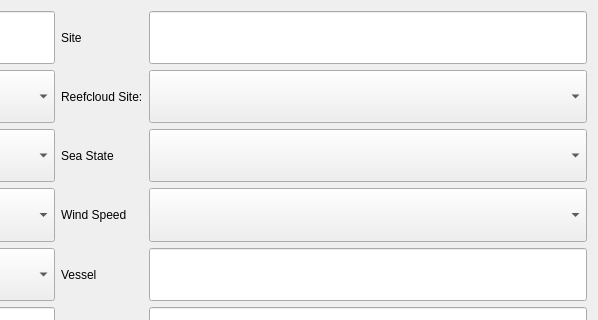
Old version of the form src/resources/sequence_metadata.ui in the repository open-AIMS/reefscan_desktop_data_manager; both pictures show x 496 to 1094 and y 0 to 320 of the 1094 by 606 pixel window.
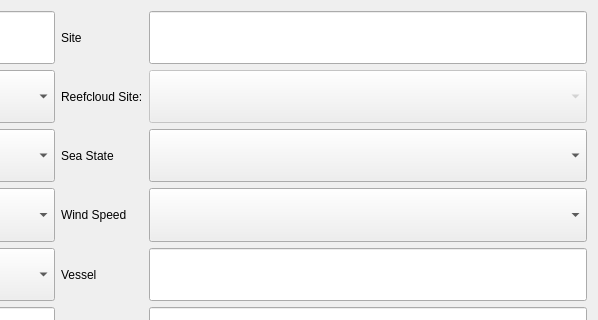
New version of the form.

Commit message: Make reefcloud site options dependant on what reefcloud project is selected

Patch:
```diff
--- a/src/resources/sequence_metadata.ui
+++ b/src/resources/sequence_metadata.ui
@@ -289,6 +289,9 @@
    </item>
    <item row="1" column="5">
     <widget class="QComboBox" name="cb_reefcloud_site">
+     <property name="enabled">
+      <bool>false</bool>
+     </property>
      <property name="sizePolicy">
       <sizepolicy hsizetype="Preferred" vsizetype="Expanding">
        <horstretch>0</horstretch>
```
The commit also changes 2 other files.
